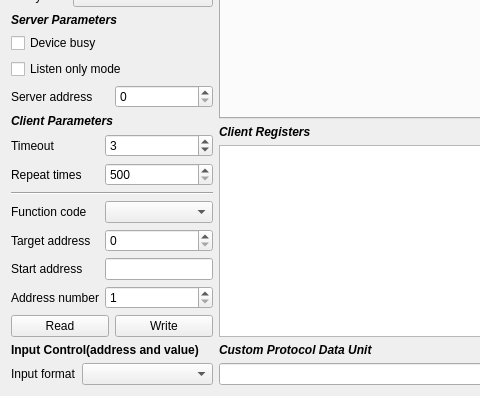
This is Source/Tools/Modbus/ModbusAssistant.ui in x-tools-author/x-tools as Qt 5 draws it before an edit; both pictures show x 0 to 480 and y 311 to 707 of the 912 by 707 pixel window. The edited form follows.
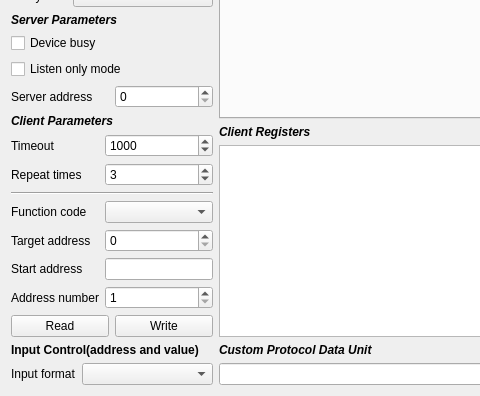
This is the edited form.

Patch:
```diff
--- a/Source/Tools/Modbus/ModbusAssistant.ui
+++ b/Source/Tools/Modbus/ModbusAssistant.ui
@@ -624,26 +624,29 @@
         <item row="1" column="1">
          <widget class="QSpinBox" name="spinBoxRepeatTime">
           <property name="minimum">
-           <number>0</number>
+           <number>100</number>
+          </property>
+          <property name="maximum">
+           <number>10000</number>
           </property>
           <property name="value">
-           <number>3</number>
+           <number>1000</number>
           </property>
          </widget>
         </item>
         <item row="2" column="1">
          <widget class="QSpinBox" name="spinBoxTimeout">
           <property name="minimum">
-           <number>500</number>
+           <number>0</number>
           </property>
           <property name="maximum">
-           <number>10000</number>
+           <number>10</number>
           </property>
           <property name="singleStep">
            <number>100</number>
           </property>
           <property name="value">
-           <number>500</number>
+           <number>3</number>
           </property>
          </widget>
         </item>
```
Left out of the diff: 2 changed lines with no effect on the pictures.
